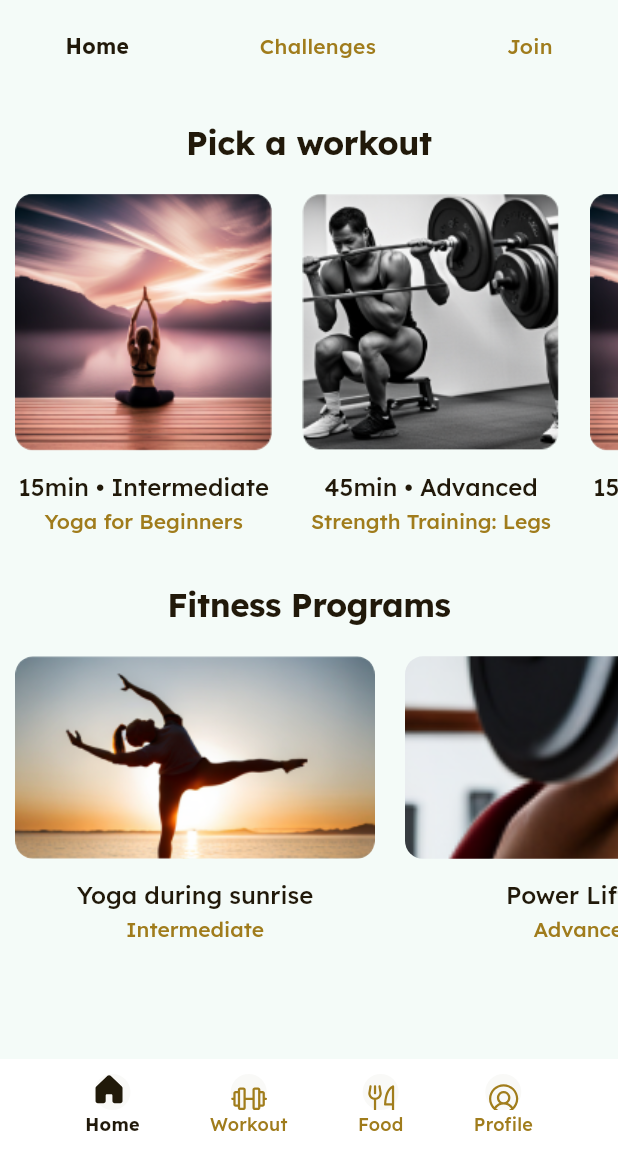
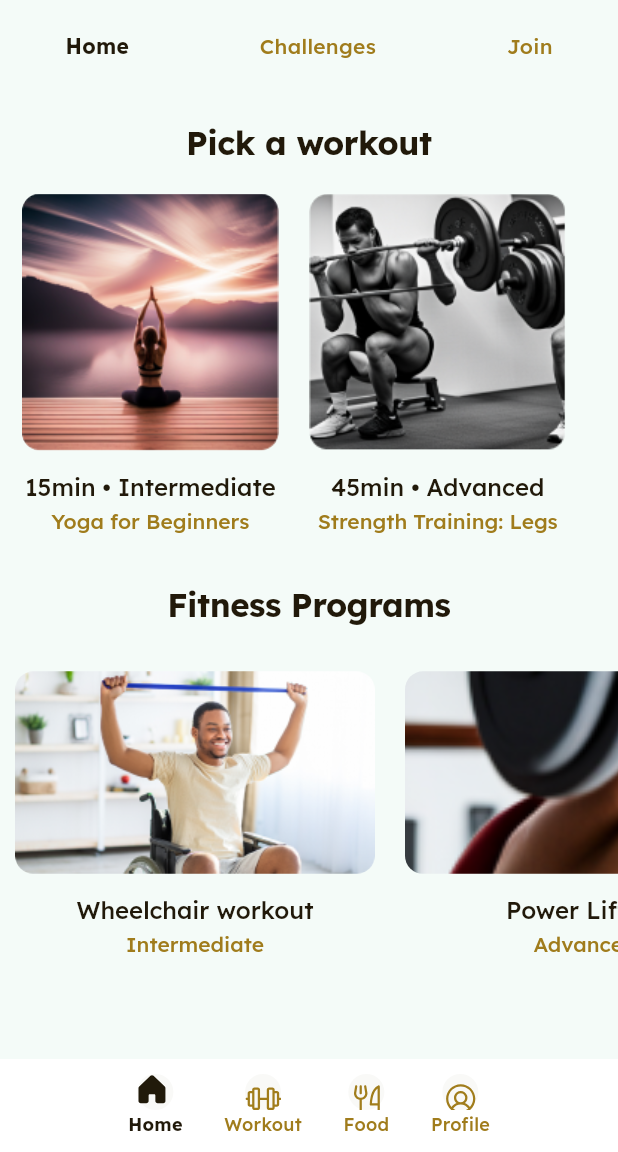
Before and after one commit to BhagatHarsh/Fit-Fuel, a Flutter app: the screen it shows after launch, on a phone screen of 412 x 824 dp, the part 84-1236 px from its top. Run offline on Flutter 3.47's test engine with Material 3 defaults, Android fonts, the phone set to English and light mode, and no system bars; our stand-ins replace flutter_svg.

Commit message:
Restructure code & images

```diff
--- a/lib/components/footer/footer.dart
+++ b/lib/components/footer/footer.dart
@@ -1,84 +1,60 @@
+import 'package:flutter/material.dart';
 import 'package:fitfuel/components/footer/icons.dart';
-import 'package:flutter/material.dart';
 
 class FooterWidget extends StatefulWidget {
-  const FooterWidget({super.key});
+ const FooterWidget({Key? key}) : super(key: key);
 
  @override
  _FooterWidgetState createState() => _FooterWidgetState();
 }
 
+class IconData {
+ final String name;
+ final String path;
+ final Key key;
+
+ IconData({required this.name, required this.path, required this.key});
+}
+
 class _FooterWidgetState extends State<FooterWidget> {
  int selected = 1;
+ late List<IconData> icons;
+
+ @override
+ void initState() {
+    super.initState();
+    icons = [
+      IconData(name: 'Home', path: 'assets/images/svg/home.svg', key: const Key("1")),
+      IconData(name: 'Workout', path: 'assets/images/svg/workout.svg', key: const Key("2")),
+      IconData(name: 'Food', path: 'assets/images/svg/food.svg', key: const Key("3")),
+      IconData(name: 'Profile', path: 'assets/images/svg/profile.svg', key: const Key("4")),
+    ];
+ }
 
  @override
  Widget build(BuildContext context) {
     return Container(
       color: Colors.white,
-      padding: const EdgeInsets.all(10.0), // Add padding here
+      padding: const EdgeInsets.all(10.0),
       child: Row(
         mainAxisAlignment: MainAxisAlignment.spaceEvenly,
         children: [
           const SizedBox(
             width: 20,
           ),
-          GestureDetector(
+          ...icons.map((icon) => GestureDetector(
                 onTap: () {
-              selected = 1;
-              setState(() {});
+                 setState(() {
+                    selected = icons.indexOf(icon) + 1;
+                 });
                 },
                 child: IconContainer(
-              key: const Key("1"),
-              iconName: 'Home',
-              iconPath: 'assets/images/home.svg',
-              selected: selected == 1,
+                 key: icon.key,
+                 iconName: icon.name,
+                 iconPath: icon.path,
+                 selected: selected == icons.indexOf(icon) + 1,
                 ),
-          ),
-          const SizedBox(
-            width: 20,
-          ),
-          GestureDetector(
-            onTap: () {
-              selected = 2;
-              setState(() {});
-            },
-            child: IconContainer(
-              key: const Key("2"),
-              iconName: 'Workout',
-              iconPath: 'assets/images/workout.svg',
-              selected: selected == 2,
-            ),
-          ),
-          const SizedBox(
-            width: 20,
-          ),
-          GestureDetector(
-            onTap: () {
-              selected = 3;
-              setState(() {});
-            },
-            child: IconContainer(
-              key: const Key("3"),
-              iconName: 'Food',
-              iconPath: 'assets/images/food.svg',
-              selected: selected == 3,
-            ),
-          ),
-          const SizedBox(
-            width: 20,
-          ),
-          GestureDetector(
-            onTap: () {
-              selected = 4;
-              setState(() {});
-            },
-            child: IconContainer(
-              key: const Key("4"),
-              iconName: 'Profile',
-              iconPath: 'assets/images/profile.svg',
-              selected: selected == 4,
-            ),
-          ),
+              )).toList(),
           const SizedBox(
             width: 20,
           ),
--- a/lib/screens/home.dart
+++ b/lib/screens/home.dart
@@ -1,13 +1,13 @@
+import 'package:flutter/material.dart';
+import 'package:flutter_svg/svg.dart';
 import 'package:fitfuel/components/footer/footer.dart';
 import 'package:fitfuel/components/landScapeCard.dart';
 import 'package:fitfuel/components/mainTitle.dart';
 import 'package:fitfuel/components/navbar.dart';
-import 'package:flutter/material.dart';
-import 'package:flutter_svg/svg.dart';
 import '../components/card.dart';
 
 class MyHomePage extends StatefulWidget {
-  const MyHomePage({super.key, required this.title});
+  const MyHomePage({Key? key, required this.title}) : super(key: key);
 
   final String title;
 
@@ -15,7 +15,65 @@ class MyHomePage extends StatefulWidget {
   State<MyHomePage> createState() => _MyHomePageState();
 }
 
+class PhotoCardData {
+  final String textUnder;
+  final String text;
+  final String imageUrl;
+  final Key key;
+
+  PhotoCardData(
+      {required this.textUnder,
+      required this.text,
+      required this.imageUrl,
+      required this.key});
+}
+
+class LandscapeCardData {
+  final String text;
+  final String textUnder;
+  final String imageUrl;
+  final Key key;
+
+  LandscapeCardData(
+      {required this.text,
+      required this.textUnder,
+      required this.imageUrl,
+      required this.key});
+}
+
 class _MyHomePageState extends State<MyHomePage> {
+  late List<PhotoCardData> photoCards;
+  late List<LandscapeCardData> landscapeCards;
+
+  @override
+  void initState() {
+    super.initState();
+    photoCards = [
+      PhotoCardData(
+          textUnder: 'Yoga for Beginners',
+          text: '15min • Intermediate',
+          imageUrl: 'assets/images/png/yogaPose.png',
+          key: const Key("1")),
+      PhotoCardData(
+          textUnder: 'Strength Training: Legs',
+          text: '45min • Advanced',
+          imageUrl: 'assets/images/png/strengthTraining.png',
+          key: const Key("2")),
+    ];
+    landscapeCards = [
+      LandscapeCardData(
+          text: 'Wheelchair workout',
+          textUnder: 'Intermediate',
+          imageUrl: 'assets/images/png/wheelChair.png',
+          key: const Key("1")),
+      LandscapeCardData(
+          text: 'Power Lifting',
+          textUnder: 'Advanced',
+          imageUrl: 'assets/images/png/benchpress.png',
+          key: const Key("2")),
+    ];
+  }
+
   @override
   Widget build(BuildContext context) {
     return Scaffold(
@@ -24,100 +82,70 @@ class _MyHomePageState extends State<MyHomePage> {
         title: Text(widget.title),
         actions: [
           IconButton(
-            icon: SvgPicture.asset('assets/images/bell.svg',
+            icon: SvgPicture.asset('assets/images/svg/bell.svg',
                 semanticsLabel: 'bell'),
             onPressed: () {},
           )
         ],
       ),
-      body: const Column(
+      body: Column(
         mainAxisAlignment: MainAxisAlignment.center,
         children: <Widget>[
-            NavBar(),
+          const NavBar(),
           Expanded(
             child: SingleChildScrollView(
               scrollDirection: Axis.vertical,
               child: Column(
                 children: [
-                    TitleWiget(
-                      key: Key("1"),
-                      titleText: 'Pick a workout',
-                    ),
+                  const TitleWiget(key: Key("1"), titleText: 'Pick a workout'),
                   SingleChildScrollView(
                     scrollDirection: Axis.horizontal,
-                      padding: EdgeInsets.fromLTRB(10.0, 0.0, 10.0, 0.0),
+                    padding: const EdgeInsets.fromLTRB(10.0, 0.0, 10.0, 0.0),
                     child: Row(
                       mainAxisAlignment: MainAxisAlignment.center,
-                        children: [
+                      children: photoCards
+                          .expand((card) => [
                                 photoCard(
-                            textunder: 'Yoga for Beginners',
-                            text: '15min • Intermediate',
-                            imageUrl: 'assets/images/yogaPose.png',
-                            key: Key("1"),
+                                  textunder: card.textUnder,
+                                  text: card.text,
+                                  imageUrl: card.imageUrl,
+                                  key: card.key,
                                 ),
-                          SizedBox(
+                                const SizedBox(
                                   width: 20,
-                          ),
-                          photoCard(
-                            textunder: 'Strength Training: Legs',
-                            text: '45min • Advanced',
-                            imageUrl: 'assets/images/strengthTraining.png',
-                            key: Key("2"),
-                          ),
-                          SizedBox(
-                            width: 20,
-                          ),
-                          photoCard(
-                            textunder: 'Yoga for Beginners',
-                            text: '15min • Intermediate',
-                            imageUrl: 'assets/images/yogaPose.png',
-                            key: Key("3"),
-                          ),
-                          SizedBox(
-                            width: 20,
-                          ),
-                          photoCard(
-                            textunder: 'Strength Training: Legs',
-                            text: '45min • Advanced',
-                            imageUrl: 'assets/images/strengthTraining.png',
-                            key: Key("4"),
-                          ),
-                        ],
+                                )
+                              ])
+                          .toList(),
                     ),
                   ),
-                    TitleWiget(
-                      key: Key("7"),
-                      titleText: 'Fitness Programs',
-                    ),
+                  const TitleWiget(
+                      key: Key("7"), titleText: 'Fitness Programs'),
                   SingleChildScrollView(
                     scrollDirection: Axis.horizontal,
-                      padding: EdgeInsets.fromLTRB(10.0, 0.0, 10.0, 0.0),
+                    padding: const EdgeInsets.all(10),
                     child: Row(
-                        children: [
+                      children: landscapeCards
+                          .expand((card) => [
                                 landScapeCard(
-                            key: Key("1"),
-                            imageUrl: 'assets/images/SunRise.png',
-                            text: 'Yoga during sunrise',
-                            textunder: 'Intermediate',
+                                  key: card.key,
+                                  imageUrl: card.imageUrl,
+                                  text: card.text,
+                                  textunder: card.textUnder,
                                 ),
-                          SizedBox(
+                                const SizedBox(
                                   width: 20,
-                          ),
-                          landScapeCard(
-                            key: Key("2"),
-                            imageUrl: 'assets/images/benchpress.png',
-                            text: 'Power Lifting',
-                            textunder: 'Advanced',
                                 )
-                        ],
+                              ])
+                          .toList(),
                     ),
                   ),
                 ],
               ),
             ),
           ),
-            FooterWidget(),
-          ]),
+          const FooterWidget(),
+        ],
+      ),
     );
   }
 }
--- a/pubspec.yaml
+++ b/pubspec.yaml
@@ -55,7 +55,8 @@ dev_dependencies:
 flutter:
 
   assets:
-    - assets/images/
+    - assets/images/png/
+    - assets/images/svg/
   # The following line ensures that the Material Icons font is
   # included with your application, so that you can use the icons in
   # the material Icons class.
```
Also changed, not shown: assets/images/png/SunRise.png (renamed from assets/images/SunRise.png), assets/images/png/benchpress.png (renamed from assets/images/benchpress.png), assets/images/png/strengthTraining.png (renamed from assets/images/strengthTraining.png), assets/images/png/wheelChair.png (added), assets/images/png/yogaPose.png (renamed from assets/images/yogaPose.png), assets/images/svg/bell.svg (renamed from assets/images/bell.svg), assets/images/svg/food.svg (renamed from assets/images/food.svg), assets/images/svg/home.svg (renamed from assets/images/home.svg), assets/images/svg/profile.svg (renamed from assets/images/profile.svg), assets/images/svg/workout.svg (renamed from assets/images/workout.svg). Lines whose indentation alone changed are shown as unchanged.
